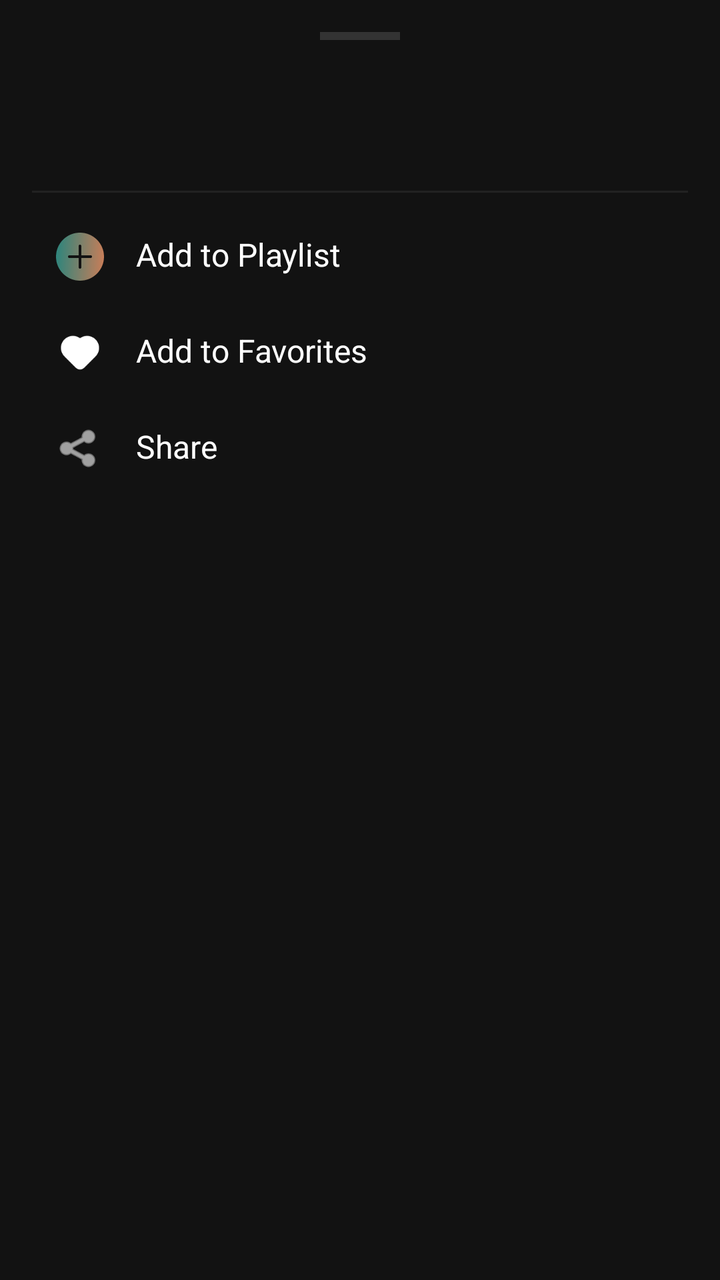
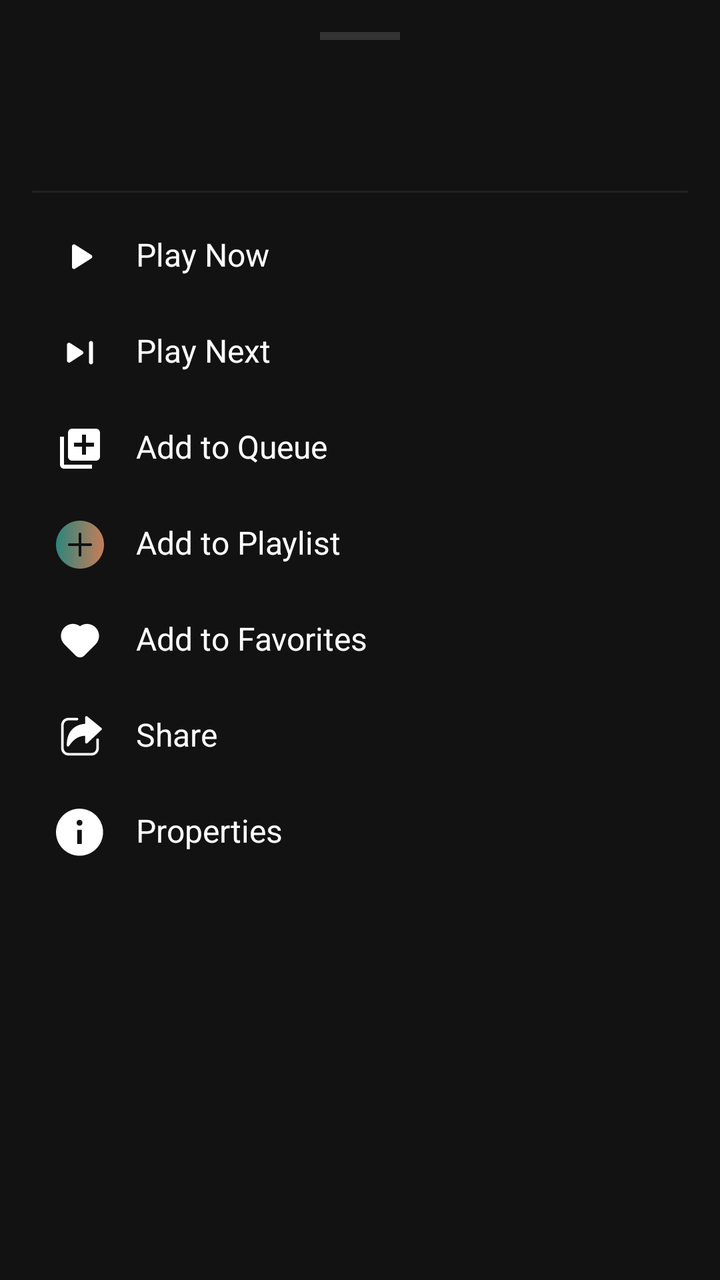

The first picture is an Android layout as it rendered before a commit; the second is the same layout after the commit. The layout source and the unified diff follow.
<!-- AndroidManifest.xml: application theme Theme.ViBePlayer -->
<!-- res/layout/bottom_sheet_song_options.xml -->
<?xml version="1.0" encoding="utf-8"?>
<LinearLayout xmlns:android="http://schemas.android.com/apk/res/android"
    xmlns:app="http://schemas.android.com/apk/res-auto"
    android:layout_width="match_parent"
    android:layout_height="wrap_content"
    android:background="@color/vibe_black"
    android:orientation="vertical"
    android:padding="16dp">

    <View android:layout_width="40dp" android:layout_height="4dp" android:layout_gravity="center_horizontal" android:layout_marginBottom="16dp" android:background="#333333" />

    <TextView android:id="@+id/bsSongTitle" android:layout_width="match_parent" android:layout_height="wrap_content" android:textColor="@color/white" android:textSize="18sp" android:textStyle="bold" android:maxLines="1" />
    <TextView android:id="@+id/bsSongArtist" android:layout_width="match_parent" android:layout_height="wrap_content" android:textColor="#A0A0A0" android:textSize="14sp" android:layout_marginBottom="16dp" />
    <View android:layout_width="match_parent" android:layout_height="1dp" android:background="#222222" android:layout_marginBottom="8dp"/>

    <LinearLayout android:id="@+id/bsOptionAddToPlaylist" android:layout_width="match_parent" android:layout_height="wrap_content" android:background="?attr/selectableItemBackground" android:clickable="true" android:focusable="true" android:padding="12dp" android:orientation="horizontal">
        <ImageView android:layout_width="24dp" android:layout_height="24dp" android:src="@drawable/ic_add_gradient" />
        <TextView android:layout_width="wrap_content" android:layout_height="wrap_content" android:layout_marginStart="16dp" android:text="Add to Playlist" android:textColor="@color/white" android:textSize="16sp" />
    </LinearLayout>

    <LinearLayout android:id="@+id/bsOptionFavorite" android:layout_width="match_parent" android:layout_height="wrap_content" android:background="?attr/selectableItemBackground" android:clickable="true" android:focusable="true" android:padding="12dp" android:orientation="horizontal">
        <ImageView android:id="@+id/bsIconFavorite" android:layout_width="24dp" android:layout_height="24dp" android:src="@drawable/ic_heart" />
        <TextView android:id="@+id/bsTextFavorite" android:layout_width="wrap_content" android:layout_height="wrap_content" android:layout_marginStart="16dp" android:text="Add to Favorites" android:textColor="@color/white" android:textSize="16sp" />
    </LinearLayout>

    <LinearLayout android:id="@+id/bsOptionShare" android:layout_width="match_parent" android:layout_height="wrap_content" android:background="?attr/selectableItemBackground" android:clickable="true" android:focusable="true" android:padding="12dp" android:orientation="horizontal">
        <ImageView android:layout_width="24dp" android:layout_height="24dp" android:src="@android:drawable/ic_menu_share" app:tint="@color/white" />
        <TextView android:layout_width="wrap_content" android:layout_height="wrap_content" android:layout_marginStart="16dp" android:text="Share" android:textColor="@color/white" android:textSize="16sp" />
    </LinearLayout>
</LinearLayout>
<!-- resources referenced by this layout -->
<resources>
  <!-- unchanged entries left out for length: 6 -->
</resources>

<!-- the commit's change to res/layout/bottom_sheet_song_options.xml (unified diff, before → after) -->
@@ -13,6 +13,21 @@
     <TextView android:id="@+id/bsSongArtist" android:layout_width="match_parent" android:layout_height="wrap_content" android:textColor="#A0A0A0" android:textSize="14sp" android:layout_marginBottom="16dp" />
     <View android:layout_width="match_parent" android:layout_height="1dp" android:background="#222222" android:layout_marginBottom="8dp"/>
 
+    <LinearLayout android:id="@+id/bsOptionPlayNow" android:layout_width="match_parent" android:layout_height="wrap_content" android:background="?attr/selectableItemBackground" android:clickable="true" android:focusable="true" android:padding="12dp" android:orientation="horizontal">
+        <ImageView android:layout_width="24dp" android:layout_height="24dp" android:src="@drawable/ic_play" app:tint="@color/white" />
+        <TextView android:layout_width="wrap_content" android:layout_height="wrap_content" android:layout_marginStart="16dp" android:text="Play Now" android:textColor="@color/white" android:textSize="16sp" />
+    </LinearLayout>
+
+    <LinearLayout android:id="@+id/bsOptionPlayNext" android:layout_width="match_parent" android:layout_height="wrap_content" android:background="?attr/selectableItemBackground" android:clickable="true" android:focusable="true" android:padding="12dp" android:orientation="horizontal">
+        <ImageView android:layout_width="24dp" android:layout_height="24dp" android:src="@drawable/ic_next"/>
+        <TextView android:layout_width="wrap_content" android:layout_height="wrap_content" android:layout_marginStart="16dp" android:text="Play Next" android:textColor="@color/white" android:textSize="16sp" />
+    </LinearLayout>
+
+    <LinearLayout android:id="@+id/bsOptionAddToQueue" android:layout_width="match_parent" android:layout_height="wrap_content" android:background="?attr/selectableItemBackground" android:clickable="true" android:focusable="true" android:padding="12dp" android:orientation="horizontal">
+        <ImageView android:layout_width="24dp" android:layout_height="24dp" android:src="@drawable/ic_add_queue" app:tint="@color/white" />
+        <TextView android:layout_width="wrap_content" android:layout_height="wrap_content" android:layout_marginStart="16dp" android:text="Add to Queue" android:textColor="@color/white" android:textSize="16sp" />
+    </LinearLayout>
+
     <LinearLayout android:id="@+id/bsOptionAddToPlaylist" android:layout_width="match_parent" android:layout_height="wrap_content" android:background="?attr/selectableItemBackground" android:clickable="true" android:focusable="true" android:padding="12dp" android:orientation="horizontal">
         <ImageView android:layout_width="24dp" android:layout_height="24dp" android:src="@drawable/ic_add_gradient" />
         <TextView android:layout_width="wrap_content" android:layout_height="wrap_content" android:layout_marginStart="16dp" android:text="Add to Playlist" android:textColor="@color/white" android:textSize="16sp" />
@@ -24,7 +39,12 @@
     </LinearLayout>
 
     <LinearLayout android:id="@+id/bsOptionShare" android:layout_width="match_parent" android:layout_height="wrap_content" android:background="?attr/selectableItemBackground" android:clickable="true" android:focusable="true" android:padding="12dp" android:orientation="horizontal">
-        <ImageView android:layout_width="24dp" android:layout_height="24dp" android:src="@android:drawable/ic_menu_share" app:tint="@color/white" />
+        <ImageView android:layout_width="24dp" android:layout_height="24dp" android:src="@drawable/ic_share" app:tint="@color/white" />
         <TextView android:layout_width="wrap_content" android:layout_height="wrap_content" android:layout_marginStart="16dp" android:text="Share" android:textColor="@color/white" android:textSize="16sp" />
     </LinearLayout>
+
+    <LinearLayout android:id="@+id/bsOptionProperties" android:layout_width="match_parent" android:layout_height="wrap_content" android:background="?attr/selectableItemBackground" android:clickable="true" android:focusable="true" android:padding="12dp" android:orientation="horizontal">
+        <ImageView android:layout_width="24dp" android:layout_height="24dp" android:src="@drawable/ic_info" app:tint="@color/white" />
+        <TextView android:layout_width="wrap_content" android:layout_height="wrap_content" android:layout_marginStart="16dp" android:text="Properties" android:textColor="@color/white" android:textSize="16sp" />
+    </LinearLayout>
 </LinearLayout>
<!-- resource entries referenced after the edit -->
@@ -1,5 +1,56 @@
 <!-- resources referenced by this layout -->
 <resources>
+  <!-- drawable ic_add_queue (drawable) -->
+  <vector xmlns:android="http://schemas.android.com/apk/res/android"
+      android:width="24dp"
+      android:height="24dp"
+      android:viewportWidth="24"
+      android:viewportHeight="24">
+    <path
+        android:pathData="M19,11H15V15H13V11H9V9H13V5H15V9H19M20,2H8C7.47,2 6.961,2.211 6.586,2.586C6.211,2.961 6,3.47 6,4V16C6,16.53 6.211,17.039 6.586,17.414C6.961,17.789 7.47,18 8,18H20C20.53,18 21.039,17.789 21.414,17.414C21.789,17.039 22,16.53 22,16V4C22,3.47 21.789,2.961 21.414,2.586C21.039,2.211 20.53,2 20,2ZM4,6H2V20C2,20.53 2.211,21.039 2.586,21.414C2.961,21.789 3.47,22 4,22H18V20H4V6Z"
+        android:fillColor="#ffffff"/>
+  </vector>
+  <!-- drawable ic_info (drawable) -->
+  <vector xmlns:android="http://schemas.android.com/apk/res/android"
+      android:width="34dp"
+      android:height="34dp"
+      android:viewportWidth="34"
+      android:viewportHeight="34">
+    <path
+        android:pathData="M16.667,0C25.872,0 33.333,7.462 33.333,16.667C33.333,25.871 25.872,33.333 16.667,33.333C7.462,33.333 0,25.871 0,16.667C0,7.462 7.462,0 16.667,0ZM18.337,15H15.004V25H18.337V15ZM16.684,7.917C15.468,7.917 14.587,8.793 14.587,9.977C14.587,11.208 15.445,12.083 16.684,12.083C17.874,12.083 18.754,11.208 18.754,10C18.754,8.793 17.874,7.917 16.684,7.917Z"
+        android:fillColor="#ffffff"
+        android:fillType="evenOdd"/>
+  </vector>
+  <!-- drawable ic_next (drawable) -->
+  <vector xmlns:android="http://schemas.android.com/apk/res/android"
+      android:width="57dp"
+      android:height="56dp"
+      android:viewportWidth="57"
+      android:viewportHeight="56">
+    <path
+        android:pathData="M39.188,39.667V16.333C39.188,15.672 39.416,15.118 39.871,14.672C40.327,14.226 40.891,14.002 41.563,14C42.234,13.998 42.798,14.222 43.256,14.672C43.714,15.122 43.941,15.675 43.938,16.333V39.667C43.938,40.328 43.709,40.882 43.254,41.33C42.798,41.778 42.234,42.002 41.563,42C40.891,41.999 40.327,41.775 39.871,41.328C39.416,40.882 39.188,40.328 39.188,39.667ZM13.063,37.625V18.375C13.063,17.675 13.3,17.111 13.775,16.683C14.25,16.256 14.804,16.042 15.438,16.042C15.635,16.042 15.853,16.061 16.091,16.1C16.328,16.139 16.546,16.236 16.744,16.392L31.469,26.075C31.825,26.308 32.093,26.591 32.271,26.922C32.45,27.253 32.539,27.613 32.537,28C32.536,28.387 32.447,28.747 32.271,29.08C32.096,29.413 31.828,29.695 31.469,29.925L16.744,39.608C16.546,39.764 16.328,39.861 16.091,39.9C15.853,39.939 15.635,39.958 15.438,39.958C14.804,39.958 14.25,39.744 13.775,39.317C13.3,38.889 13.063,38.325 13.063,37.625Z"
+        android:fillColor="#ffffff"/>
+  </vector>
+  <!-- drawable ic_play (drawable) -->
+  <vector xmlns:android="http://schemas.android.com/apk/res/android"
+      android:width="40dp"
+      android:height="40dp"
+      android:viewportWidth="40"
+      android:viewportHeight="40">
+    <path
+        android:pathData="M13.333,28.625V11.375C13.333,10.903 13.5,10.507 13.833,10.187C14.167,9.867 14.556,9.707 15,9.708C15.139,9.708 15.285,9.729 15.438,9.77C15.592,9.811 15.737,9.874 15.875,9.958L29.458,18.583C29.708,18.75 29.896,18.958 30.022,19.208C30.147,19.458 30.209,19.722 30.208,20C30.207,20.278 30.145,20.542 30.022,20.792C29.898,21.042 29.711,21.25 29.458,21.417L15.875,30.042C15.736,30.125 15.59,30.188 15.438,30.23C15.286,30.272 15.14,30.293 15,30.292C14.556,30.292 14.167,30.132 13.833,29.812C13.5,29.492 13.333,29.096 13.333,28.625Z"
+        android:fillColor="#ffffff"/>
+  </vector>
+  <!-- drawable ic_share (drawable) -->
+  <vector xmlns:android="http://schemas.android.com/apk/res/android"
+      android:width="28dp"
+      android:height="28dp"
+      android:viewportWidth="28"
+      android:viewportHeight="28">
+    <path
+        android:pathData="M12.25,3C12.449,3 12.64,3.079 12.78,3.22C12.921,3.36 13,3.551 13,3.75C13,3.949 12.921,4.14 12.78,4.28C12.64,4.421 12.449,4.5 12.25,4.5H7.25C6.521,4.5 5.821,4.79 5.305,5.305C4.79,5.821 4.5,6.521 4.5,7.25V20.75C4.5,21.479 4.79,22.179 5.305,22.694C5.821,23.21 6.521,23.5 7.25,23.5H20.75C21.479,23.5 22.179,23.21 22.694,22.694C23.21,22.179 23.5,21.479 23.5,20.75V15.75C23.5,15.551 23.579,15.36 23.72,15.22C23.86,15.079 24.051,15 24.25,15C24.449,15 24.64,15.079 24.78,15.22C24.921,15.36 25,15.551 25,15.75V20.75C25,21.877 24.552,22.958 23.755,23.755C22.958,24.552 21.877,25 20.75,25H7.25C6.123,25 5.042,24.552 4.245,23.755C3.448,22.958 3,21.877 3,20.75V7.25C3,6.123 3.448,5.042 4.245,4.245C5.042,3.448 6.123,3 7.25,3H12.25ZM17.429,2.072C17.557,2.011 17.7,1.988 17.841,2.006C17.982,2.023 18.115,2.08 18.225,2.17L26.475,8.92C26.558,8.988 26.625,9.072 26.672,9.168C26.72,9.263 26.746,9.368 26.75,9.475C26.753,9.581 26.734,9.688 26.694,9.786C26.653,9.885 26.592,9.974 26.514,10.047L18.264,17.797C18.157,17.897 18.024,17.964 17.879,17.99C17.735,18.015 17.587,17.997 17.452,17.939C17.318,17.881 17.203,17.785 17.123,17.662C17.043,17.54 17,17.396 17,17.25V13.51C15.834,13.546 14.537,13.699 13.146,14.312C11.562,15.01 9.796,16.333 7.986,18.889L7.624,19.416C7.535,19.55 7.405,19.652 7.253,19.706C7.102,19.76 6.937,19.764 6.783,19.718C6.629,19.671 6.494,19.576 6.398,19.447C6.302,19.318 6.25,19.161 6.25,19C6.25,14.594 7.59,11.44 9.76,9.392C11.738,7.527 14.325,6.656 17,6.52V2.75C17,2.608 17.04,2.468 17.116,2.348C17.192,2.228 17.301,2.133 17.429,2.072Z"
+        android:fillColor="#ffffff"/>
+  </vector>
   <!-- unchanged entries left out for length: 6 -->
 </resources>
 
